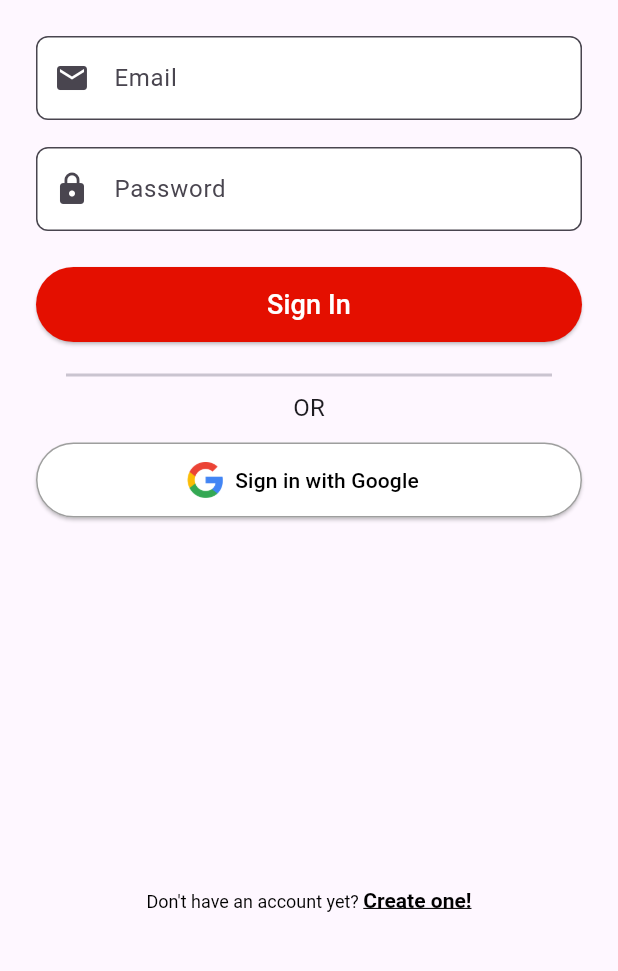
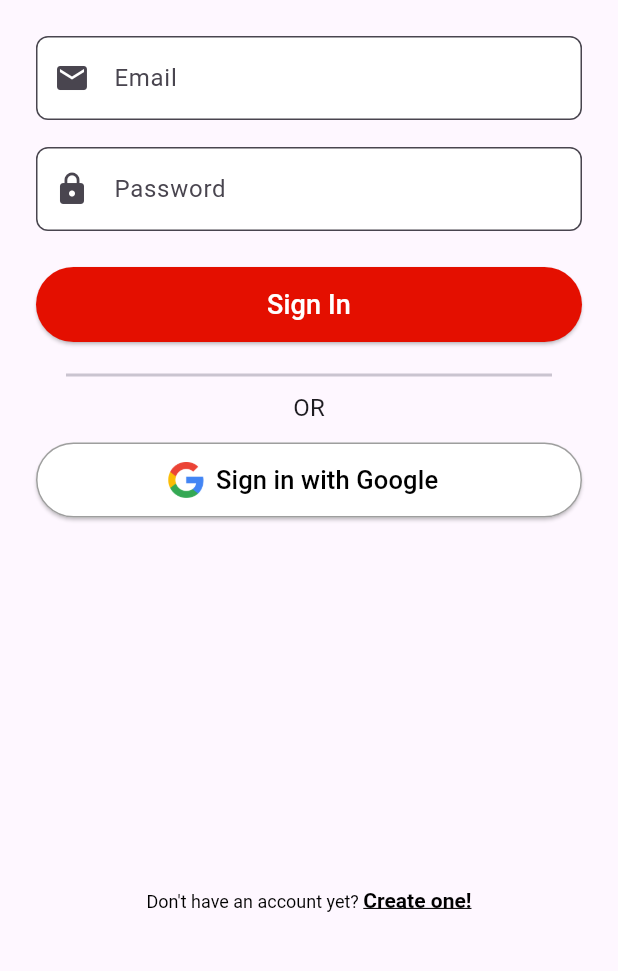
Before and after one commit to MilawWork13/TasteHub, a Flutter app: the screen it shows after launch, after a tap on an icon or button, on a phone screen of 412 x 824 dp, the part 264-1235 px from its top. Run offline on Flutter 3.47's test engine with Material 3 defaults, Android fonts, the light colour scheme and no system bars; our stand-ins replace delightful_toast, firebase_auth, firebase_core, google_sign_in, smooth_page_indicator; missing offline and left inert: firebase_app_check; accounts and stored records are empty; network calls fail; Roboto replaces fonts that are missing (Sora).

Commit message:
Changed correct way of MVC and added some new features to the view and correct sign in - sign up implementation

```diff
--- a/lib/components/constants.dart
+++ b/lib/components/constants.dart
@@ -1,3 +1,3 @@
-const MONGO_URL =
+const mongoUrl =
     "mongodb+srv://artemkorzhan13:H4gBMphStTrkIJlC@cluster0.3jgdnap.mongodb.net/";
-const COLLECTION_NAME = "users";
+const collectionName = "users";
--- a/lib/components/custom_back_arrow.dart
+++ b/lib/components/custom_back_arrow.dart
@@ -6,11 +6,11 @@ class CustomBackArrow extends StatelessWidget implements PreferredSizeWidget {
   final VoidCallback? onBackButtonPressed;
 
   const CustomBackArrow({
-    Key? key,
+    super.key,
     required this.title,
     this.backButton = false,
     this.onBackButtonPressed,
-  }) : super(key: key);
+  });
 
   @override
   Widget build(BuildContext context) {
--- a/lib/components/toast.dart
+++ b/lib/components/toast.dart
@@ -8,7 +8,7 @@ void showErrorToast(BuildContext context, {required String message}) {
     autoDismiss: true,
     position: DelightSnackbarPosition.top,
     builder: (context) => ToastCard(
-      color: Color.fromARGB(240, 255, 207, 207),
+      color: const Color.fromARGB(240, 255, 207, 207),
       leading: const Icon(
         Icons.error,
         color: Colors.red,
--- a/lib/model/user_auth/firebase_auth_imp/firebase_auth_services.dart
+++ b/lib/controller/services/firebase_auth_services.dart
@@ -14,7 +14,7 @@ class FirebaseAuthService {
       return credential.user;
     } on FirebaseAuthException catch (e) {
       // ignore: use_build_context_synchronously
-      _handleAuthException(context, e);
+      handleAuthException(context, e);
     }
     return null;
   }
@@ -28,12 +28,12 @@ class FirebaseAuthService {
       return credential.user;
     } on FirebaseAuthException catch (e) {
       // ignore: use_build_context_synchronously
-      _handleAuthException(context, e);
+      handleAuthException(context, e);
     }
     return null;
   }
 
-  void _handleAuthException(BuildContext context, FirebaseAuthException e) {
+  void handleAuthException(BuildContext context, FirebaseAuthException e) {
     String message;
     switch (e.code) {
       case 'email-already-in-use':
--- a/lib/view/registerWidget.dart
+++ b/lib/view/sign_in_widget.dart
@@ -1,35 +1,30 @@
-import 'package:firebase_auth/firebase_auth.dart';
+import 'package:flutter/gestures.dart';
 import 'package:flutter/material.dart';
-import 'package:google_sign_in/google_sign_in.dart';
 import 'package:taste_hub/components/custom_back_arrow.dart';
-import 'package:taste_hub/components/toast.dart';
-import 'package:taste_hub/model/user_auth/firebase_auth_imp/firebase_auth_services.dart';
+import 'package:taste_hub/controller/sign_in_controller.dart';
 
-class RegisterWidget extends StatefulWidget {
-  const RegisterWidget({super.key});
+class SignInWidget extends StatefulWidget {
+  const SignInWidget({super.key});
 
   @override
-  _RegisterWidgetState createState() => _RegisterWidgetState();
+  State<SignInWidget> createState() => _SignInWidgetState();
 }
 
-class _RegisterWidgetState extends State<RegisterWidget> {
-  final FirebaseAuthService _auth = FirebaseAuthService();
-  bool isSigningUp = false;
-  TextEditingController _usernameController = TextEditingController();
+class _SignInWidgetState extends State<SignInWidget> {
+  final SignInController _signInController = SignInController();
+  bool isSigning = false;
   TextEditingController _emailController = TextEditingController();
   TextEditingController _passwordController = TextEditingController();
 
   @override
   void initState() {
     super.initState();
-    _usernameController = TextEditingController();
     _emailController = TextEditingController();
     _passwordController = TextEditingController();
   }
 
   @override
   void dispose() {
-    _usernameController.dispose();
     _emailController.dispose();
     _passwordController.dispose();
     super.dispose();
@@ -53,33 +48,36 @@ class _RegisterWidgetState extends State<RegisterWidget> {
           children: [
             const Row(
               children: [
-                Icon(Icons.person_add, size: 36, color: Colors.red),
+                Icon(Icons.restaurant_menu, size: 36, color: Colors.red),
                 SizedBox(width: 8),
                 Text(
-                  'Create an account',
+                  'Sign In',
                   style: TextStyle(
                     fontFamily: 'Sora',
                     fontSize: 34,
-                    fontWeight: FontWeight.bold,
+                    fontWeight: FontWeight.w900,
+                    color: Color.fromARGB(255, 0, 0, 0),
                   ),
                 ),
               ],
             ),
+            const SizedBox(height: 8), // Adjust the height as needed
+            Container(
+              padding: const EdgeInsets.all(8),
+              decoration: BoxDecoration(
+                color: Colors.red.shade50,
+                borderRadius: BorderRadius.circular(8),
+              ),
+              child: const Text(
+                'TasteHUB - Meals you\'ll love!',
+                style: TextStyle(
+                  fontSize: 16,
+                  fontWeight: FontWeight.bold,
+                  color: Color.fromARGB(255, 228, 15, 0),
+                ),
+              ),
+            ),
             const SizedBox(height: 24),
-            TextField(
-              controller: _usernameController,
-              decoration: InputDecoration(
-                labelText: 'Full Name',
-                border: OutlineInputBorder(
-                  borderRadius: BorderRadius.circular(8),
-                ),
-                prefixIcon: const Icon(Icons.person),
-                filled: true,
-                fillColor: Colors.white,
-              ),
-              keyboardType: TextInputType.name,
-            ),
-            const SizedBox(height: 18),
             TextField(
               controller: _emailController,
               decoration: InputDecoration(
@@ -109,8 +107,15 @@ class _RegisterWidgetState extends State<RegisterWidget> {
             ),
             const SizedBox(height: 24),
             ElevatedButton(
-              onPressed: () {
-                _signUp();
+              onPressed: () async {
+                setState(() {
+                  isSigning = true;
+                });
+                await _signInController.signIn(
+                    context, _emailController, _passwordController);
+                setState(() {
+                  isSigning = false;
+                });
               },
               style: ElevatedButton.styleFrom(
                 minimumSize: const Size(double.infinity, 50),
@@ -119,12 +124,12 @@ class _RegisterWidgetState extends State<RegisterWidget> {
                 ),
                 backgroundColor: const Color.fromARGB(255, 228, 15, 0),
               ),
-              child: isSigningUp
+              child: isSigning
                   ? const CircularProgressIndicator(
                       color: Colors.white,
                     )
                   : const Text(
-                      'Create Account',
+                      'Sign In',
                       style: TextStyle(
                         color: Colors.white,
                         fontSize: 18,
@@ -149,15 +154,20 @@ class _RegisterWidgetState extends State<RegisterWidget> {
             ),
             const SizedBox(height: 12),
             ElevatedButton.icon(
-              onPressed: () {
-                _signInWithGoogle();
+              onPressed: () async {
+                await _signInController.signInWithGoogle(context);
               },
               icon: Image.asset(
                 'lib/resources/img/google.png',
                 width: 24,
                 height: 24,
               ),
-              label: const Text('Sign in with Google'),
+              label: const Text(
+                'Sign in with Google',
+                style: TextStyle(
+                  fontSize: 17,
+                ),
+              ),
               style: ElevatedButton.styleFrom(
                 foregroundColor: Colors.black,
                 backgroundColor: Colors.white,
@@ -168,52 +178,47 @@ class _RegisterWidgetState extends State<RegisterWidget> {
                 ),
               ),
             ),
+            const SizedBox(height: 12),
+            const Spacer(),
+            Container(
+              width: double.infinity,
+              padding: const EdgeInsets.all(16),
+              decoration: BoxDecoration(
+                borderRadius: BorderRadius.circular(8),
+              ),
+              child: Column(
+                mainAxisSize: MainAxisSize.min,
+                crossAxisAlignment: CrossAxisAlignment.center,
+                children: [
+                  RichText(
+                    text: TextSpan(
+                      text: "Don't have an account yet? ",
+                      style: const TextStyle(
+                        fontSize: 12,
+                        color: Colors.black,
+                      ),
+                      children: [
+                        TextSpan(
+                          text: 'Create one!',
+                          style: const TextStyle(
+                            fontSize: 14,
+                            fontWeight: FontWeight.bold,
+                            decoration: TextDecoration.underline,
+                          ),
+                          recognizer: TapGestureRecognizer()
+                            ..onTap = () {
+                              Navigator.pushNamed(context, '/register');
+                            },
+                        ),
+                      ],
+                    ),
+                  ),
+                ],
+              ),
+            ),
           ],
         ),
       ),
     );
   }
-
-  void _signUp() async {
-    setState(() {
-      isSigningUp = true;
-    });
-
-    String username = _usernameController.text;
-    String email = _emailController.text;
-    String password = _passwordController.text;
-
-    User? user =
-        await _auth.signUpWithEmailAndPassword(context, email, password);
-
-    setState(() {
-      isSigningUp = false;
-    });
-
-    if (user != null) {
-      showSuccessToast(context,
-          message: 'Account have been successfully created!');
-      Navigator.pushNamed(context, "/sign_in");
-    } else {}
-  }
-
-  _signInWithGoogle() async {
-    GoogleSignInAccount? googleUser = await GoogleSignIn().signIn();
-
-    GoogleSignInAuthentication? googleAuth = await googleUser?.authentication;
-
-    AuthCredential credential = GoogleAuthProvider.credential(
-      accessToken: googleAuth?.accessToken,
-      idToken: googleAuth?.idToken,
-    );
-
-    UserCredential userCredential =
-        await FirebaseAuth.instance.signInWithCredential(credential);
-
-    print(userCredential.user?.displayName);
-
-    if (userCredential.user != null) {
-      Navigator.of(context).pushNamed('/home');
-    }
-  }
 }
--- a/lib/view/splashWidget.dart
+++ b/lib/view/splash_widget.dart
@@ -1,7 +1,7 @@
 import 'package:flutter/material.dart';
 
 class SplashWidget extends StatefulWidget {
-  const SplashWidget({Key? key}) : super(key: key);
+  const SplashWidget({super.key});
 
   @override
   State<SplashWidget> createState() => _SplashWidgetState();
@@ -12,48 +12,43 @@ class _SplashWidgetState extends State<SplashWidget> {
   Widget build(BuildContext context) {
     return Scaffold(
       resizeToAvoidBottomInset: false,
-      backgroundColor: Colors.white, // Replace with your background color
+      backgroundColor: Colors.white,
       body: Center(
         child: Column(
           mainAxisAlignment: MainAxisAlignment.center,
           children: [
-            // Add your image here
             Image.asset(
               'lib/resources/img/logo.png',
-              width: 700, // Adjust the width as needed
-              height: 650, // Adjust the height as needed
-              fit: BoxFit.contain, // Adjust the fit as needed
+              width: 700,
+              height: 650,
+              fit: BoxFit.contain,
             ),
-            const SizedBox(height: 26), // Adjust the spacing as needed
+            const SizedBox(height: 26),
             SizedBox(
-              width: 350, // Adjust the width as needed
-              height: 60, // Adjust the height as needed
+              width: 350,
+              height: 60,
               child: ElevatedButton(
                 onPressed: () {
-                  // Get Started button pressed
                   Navigator.of(context).pushNamed('/onboarding');
                 },
                 style: ElevatedButton.styleFrom(
-                  backgroundColor: const Color.fromARGB(
-                      255, 228, 15, 0), // Change the color to red
+                  backgroundColor: const Color.fromARGB(255, 228, 15, 0),
                   shape: RoundedRectangleBorder(
-                    borderRadius:
-                        BorderRadius.circular(32), // Adjust the radius
+                    borderRadius: BorderRadius.circular(32),
                   ),
                 ),
                 child: const Text(
                   'Get Started',
                   style: TextStyle(
-                    fontSize: 20, // Adjust the font size
-                    color: Colors.white, // Set text color to white
+                    fontSize: 20,
+                    color: Colors.white,
                   ),
                 ),
               ),
             ),
-            const SizedBox(height: 12), // Adjust the spacing as needed
+            const SizedBox(height: 12),
             GestureDetector(
               onTap: () {
-                // Sign In text pressed
                 Navigator.of(context).pushNamed('/sign_in');
               },
               child: RichText(
@@ -62,7 +57,7 @@ class _SplashWidgetState extends State<SplashWidget> {
                     TextSpan(
                       text: 'Already a member? ',
                       style: TextStyle(
-                        color: Colors.black, // Make the text thicker
+                        color: Colors.black,
                       ),
                     ),
                     TextSpan(
```
Also changed, not shown: lib/controller/sign_in_controller.dart (added, +61 -0 lines), lib/controller/sign_up_controller.dart (added, +36 -0 lines), lib/main.dart (+5 -5 lines), lib/view/onboarding_slideshow_widget.dart (renamed from lib/view/onBoardingSlideShowWidget.dart, +6 -10 lines), lib/view/sign_up_widget.dart (renamed from lib/view/signInWidget.dart, +47 -115 lines), lib/view/home_page_widget.dart (renamed from lib/view/homePageWidget.dart).
